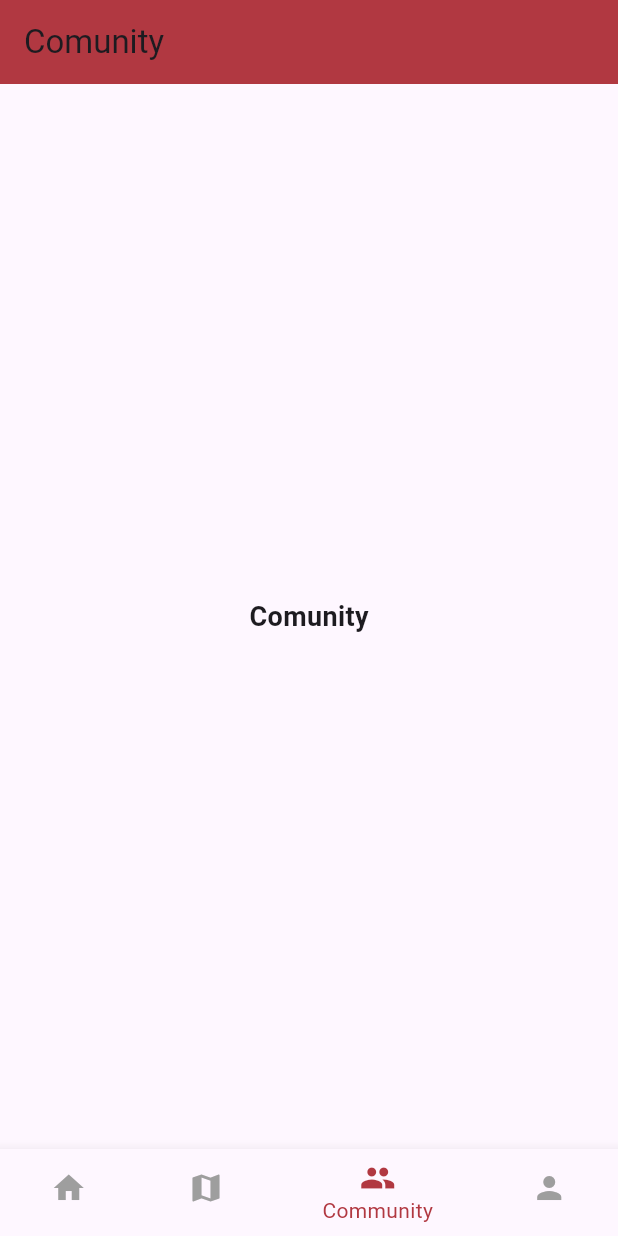
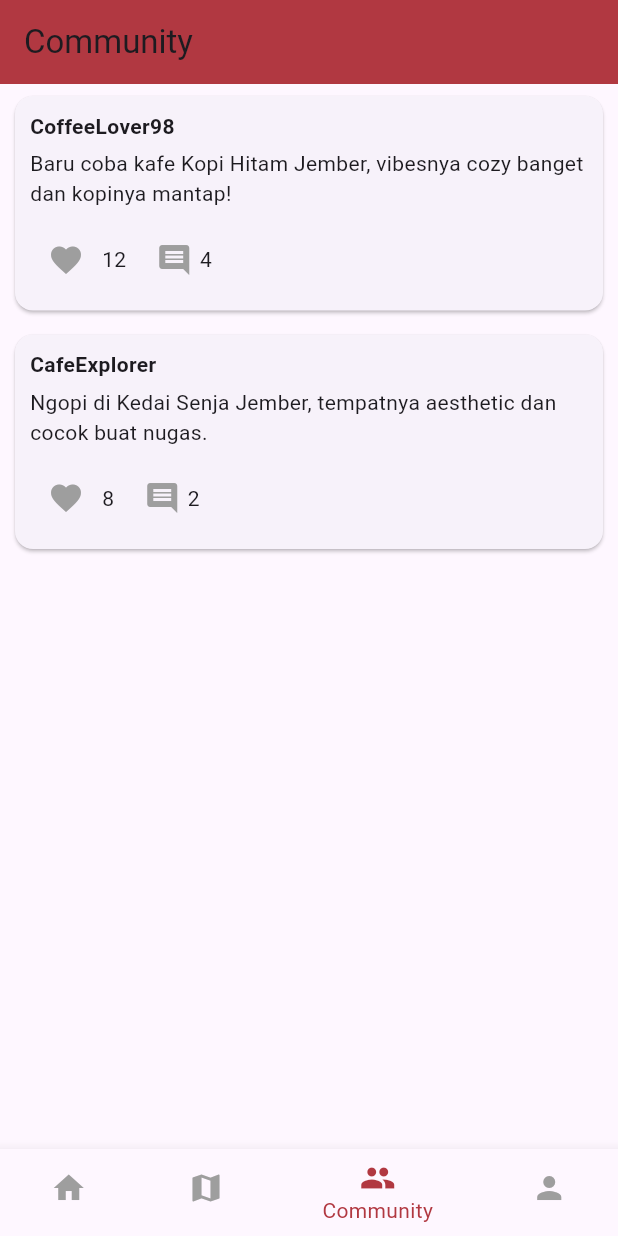
Before and after one commit to Bslmmmm/CafeKotaKita-Mobile, a Flutter app: the HomeScreen screen opened directly, item 3 of the bottom bar chosen, on a phone screen of 412 x 824 dp. Run offline on Flutter 3.47's test engine with Material 3 defaults, Android fonts, the phone set to English and light mode, and no system bars; our stand-ins replace flutter_map, latlong2.

Commit message:
isi community

```diff
--- a/lib/page/comunity.dart
+++ b/lib/page/comunity.dart
@@ -1,19 +1,80 @@
 import 'package:flutter/material.dart';
 
-class Comunity extends StatelessWidget {
+class CommunityPage extends StatefulWidget {
+  @override
+  _CommunityPageState createState() => _CommunityPageState();
+}
+
+class _CommunityPageState extends State<CommunityPage> {
+  List<Map<String, dynamic>> tweets = [
+    {
+      'username': 'CoffeeLover98',
+      'tweet': 'Baru coba kafe Kopi Hitam Jember, vibesnya cozy banget dan kopinya mantap!',
+      'likes': 12,
+      'isLiked': false,
+      'comments': 4
+    },
+    {
+      'username': 'CafeExplorer',
+      'tweet': 'Ngopi di Kedai Senja Jember, tempatnya aesthetic dan cocok buat nugas.',
+      'likes': 8,
+      'isLiked': false,
+      'comments': 2
+    }
+  ];
+
+  void toggleLike(int index) {
+    setState(() {
+      tweets[index]['isLiked'] = !tweets[index]['isLiked'];
+      tweets[index]['isLiked'] ? tweets[index]['likes']++ : tweets[index]['likes']--;
+    });
+  }
+
   @override
   Widget build(BuildContext context) {
     return Scaffold(
       appBar: AppBar(
-        title: Text("Comunity"),
-        backgroundColor: Color(0xFFB13841)
-
+        title: Text("Community"),
+        backgroundColor: Color(0xFFB13841),
       ),
-      body: Center(
-        child: Text(
-          "Comunity",
-          style: TextStyle(fontSize: 18, fontWeight: FontWeight.bold),
-        ),
+      body: ListView.builder(
+        itemCount: tweets.length,
+        itemBuilder: (context, index) {
+          return Card(
+            margin: EdgeInsets.symmetric(vertical: 8, horizontal: 10),
+            child: Padding(
+              padding: const EdgeInsets.all(10.0),
+              child: Column(
+                crossAxisAlignment: CrossAxisAlignment.start,
+                children: [
+                  Text(
+                    tweets[index]['username'],
+                    style: TextStyle(fontWeight: FontWeight.bold),
+                  ),
+                  SizedBox(height: 5),
+                  Text(tweets[index]['tweet']),
+                  SizedBox(height: 10),
+                  Row(
+                    children: [
+                      IconButton(
+                        icon: Icon(
+                          Icons.favorite,
+                          color: tweets[index]['isLiked'] ? Colors.red : Colors.grey,
+                        ),
+                        onPressed: () => toggleLike(index),
+                      ),
+                      Text(tweets[index]['likes'].toString()),
+                      SizedBox(width: 20),
+                      Icon(Icons.comment, color: Colors.grey),
+                      SizedBox(width: 5),
+                      Text(tweets[index]['comments'].toString()),
+                    ],
+                  ),
+                ],
+              ),
+            ),
+          );
+        },
       ),
     );
   }
--- a/lib/page/home_screen.dart
+++ b/lib/page/home_screen.dart
@@ -14,7 +14,7 @@ class _HomeScreenState extends State<HomeScreen> {
   static List<Widget> _pages = <Widget>[
   DashboardScreen(),
   MapScreen(latitude: 37.7749, longitude: -122.4194), // Sesuaikan dengan lokasi
-  Comunity(),
+  CommunityPage(),
   ProfileScreen(),
 ];
 
```
Also changed, not shown: pubspec.lock.
